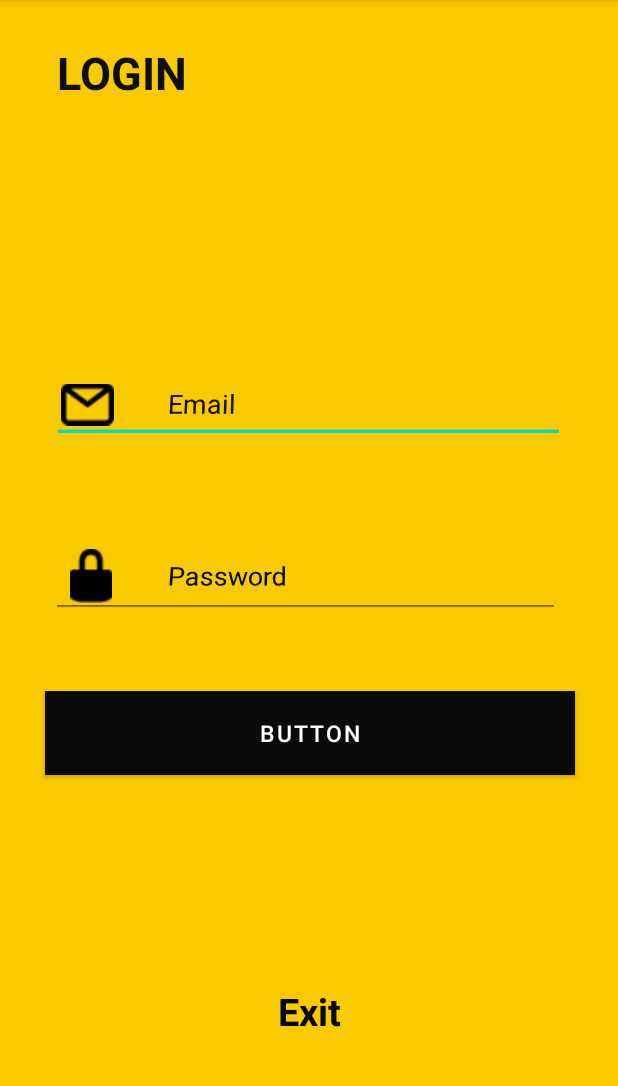
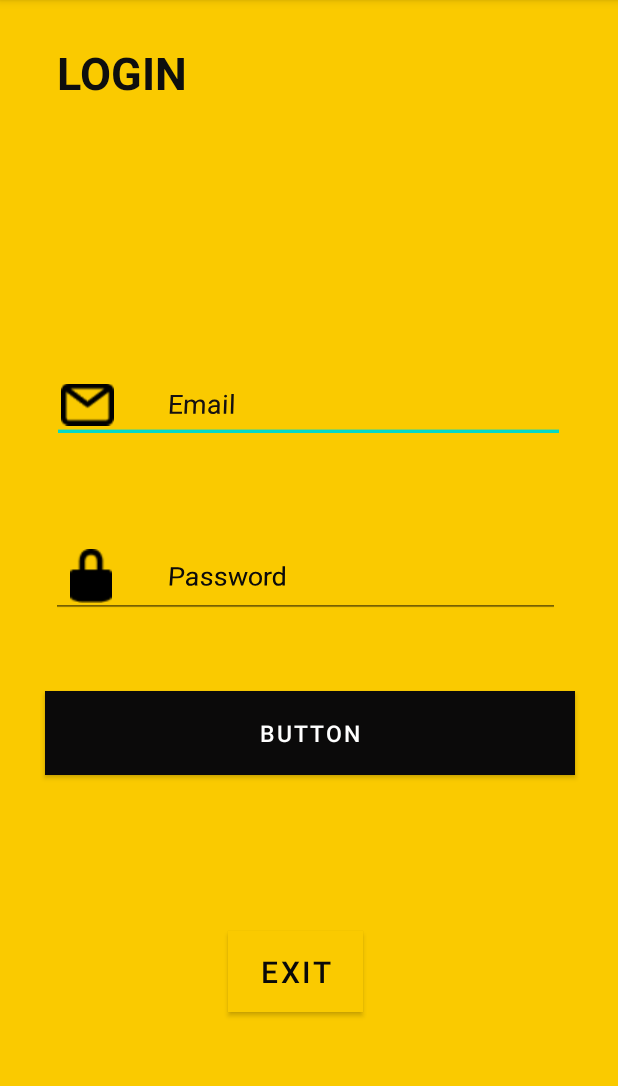
Before and after one commit to QuangDuckhtc/KiemTraThucHanhAndroid, an Android app: the screen it shows after launch (MainActivity), after a tap on "BUTTON", on a phone screen of 412 x 824 dp, the part 84-1170 px from its top. Run offline under Robolectric (Android 15) with nearby library versions, the phone set to English and light mode, and no system bars; our stand-ins replace Firebase (no records; nobody signed in at launch, a user with empty details on screens opened directly).

```diff
--- a/app/src/main/java/com/example/kiemtrathuchanh1/MainActivity.java
+++ b/app/src/main/java/com/example/kiemtrathuchanh1/MainActivity.java
@@ -9,6 +9,7 @@ import android.text.TextUtils;
 import android.view.View;
 import android.widget.Button;
 import android.widget.EditText;
+import android.widget.TextView;
 import android.widget.Toast;
 
 import com.google.android.gms.tasks.OnCompleteListener;
@@ -18,7 +19,8 @@ import com.google.firebase.auth.FirebaseAuth;
 
 public class MainActivity extends AppCompatActivity {
     EditText pn_Email, pn_password;
-    Button btn_Login;
+    Button btn_Login, btn_exit;
+    TextView tv_Exit;
     private FirebaseAuth mAuth;
 
     @Override
@@ -29,14 +31,24 @@ public class MainActivity extends AppCompatActivity {
         pn_Email = findViewById(R.id.pl_email);
         pn_password = findViewById(R.id.pl_password);
         mAuth = FirebaseAuth.getInstance();
+       btn_exit = findViewById(R.id.btn_exit);
         btn_Login = findViewById(R.id.btn_Submit);
+
+        btn_exit.setOnClickListener(new View.OnClickListener() {
+            @Override
+            public void onClick(View v) {
+                System.exit(0);
+            }
+        });
+        // chức năng
+
         btn_Login.setOnClickListener(new View.OnClickListener() {
             @Override
             public void onClick(View v) {
                 String email = pn_Email.getText().toString();
                 String password = pn_password.getText().toString();
                 DangNhap(email,password);
-                if(TextUtils.isEmpty(email) |TextUtils.isEmpty(password)){
+                if(TextUtils.isEmpty(email) || TextUtils.isEmpty(password)){
                     Toast.makeText(MainActivity.this, "Ko duoc rong", Toast.LENGTH_SHORT).show();
                 }
                 else{
@@ -55,6 +67,7 @@ public class MainActivity extends AppCompatActivity {
                         if(task.isSuccessful()){
                             //Toast.makeText(MainActivity.this, "Sucess", Toast.LENGTH_SHORT).show();
                             Intent intent = new Intent(MainActivity.this, Manager.class);
+                            startActivity(intent);
                         }
                         else{
                             Toast.makeText(MainActivity.this, "Fail", Toast.LENGTH_SHORT).show();
--- a/app/src/main/res/layout/activity_main.xml
+++ b/app/src/main/res/layout/activity_main.xml
@@ -2,28 +2,29 @@
 <androidx.constraintlayout.widget.ConstraintLayout xmlns:android="http://schemas.android.com/apk/res/android"
     xmlns:app="http://schemas.android.com/apk/res-auto"
     xmlns:tools="http://schemas.android.com/tools"
+    android:id="@+id/tv_exit"
     android:layout_width="match_parent"
     android:layout_height="match_parent"
     android:background="#FACA00"
     android:hapticFeedbackEnabled="false"
-    tools:context=".MainActivity" >
+    tools:context=".MainActivity">
 
     <TextView
 
-        android:textAlignment="center"
         android:id="@+id/textView"
         android:layout_width="136dp"
         android:layout_height="59dp"
         android:layout_marginTop="28dp"
+        android:gravity="center_horizontal"
         android:text="LOGIN"
+        android:textAlignment="center"
         android:textColor="#0E0E0E"
         android:textSize="30sp"
         android:textStyle="bold"
         app:layout_constraintEnd_toEndOf="parent"
         app:layout_constraintHorizontal_bias="0.046"
         app:layout_constraintStart_toStartOf="parent"
-        app:layout_constraintTop_toTopOf="parent"
-        android:gravity="center_horizontal" />
+        app:layout_constraintTop_toTopOf="parent" />
 
     <EditText
         android:id="@+id/pl_email"
@@ -94,19 +95,21 @@
         app:layout_constraintTop_toTopOf="@+id/pl_password"
         app:srcCompat="@drawable/pas" />
 
-    <TextView
-        android:id="@+id/tx_exit"
-        android:layout_width="65dp"
-        android:layout_height="50dp"
-        android:gravity="center_horizontal"
-        android:text="Exit"
-        android:textAlignment="center"
-        android:textColor="#050505"
-        android:textSize="25sp"
-        android:textStyle="bold"
+    <Button
+        android:id="@+id/btn_exit"
+        android:layout_width="90dp"
+        android:layout_height="54dp"
+        android:layout_marginTop="104dp"
+        android:background="#FACA00"
+        android:text="EXIT"
+        android:textColor="#090909"
+        android:textSize="20sp"
+        app:backgroundTint="#FACA00"
         app:layout_constraintBottom_toBottomOf="parent"
         app:layout_constraintEnd_toEndOf="parent"
+        app:layout_constraintHorizontal_bias="0.473"
         app:layout_constraintStart_toStartOf="parent"
         app:layout_constraintTop_toBottomOf="@+id/btn_Submit"
-        app:layout_constraintVertical_bias="0.697" />
+        app:layout_constraintVertical_bias="0.0" />
+
 </androidx.constraintlayout.widget.ConstraintLayout>
```
